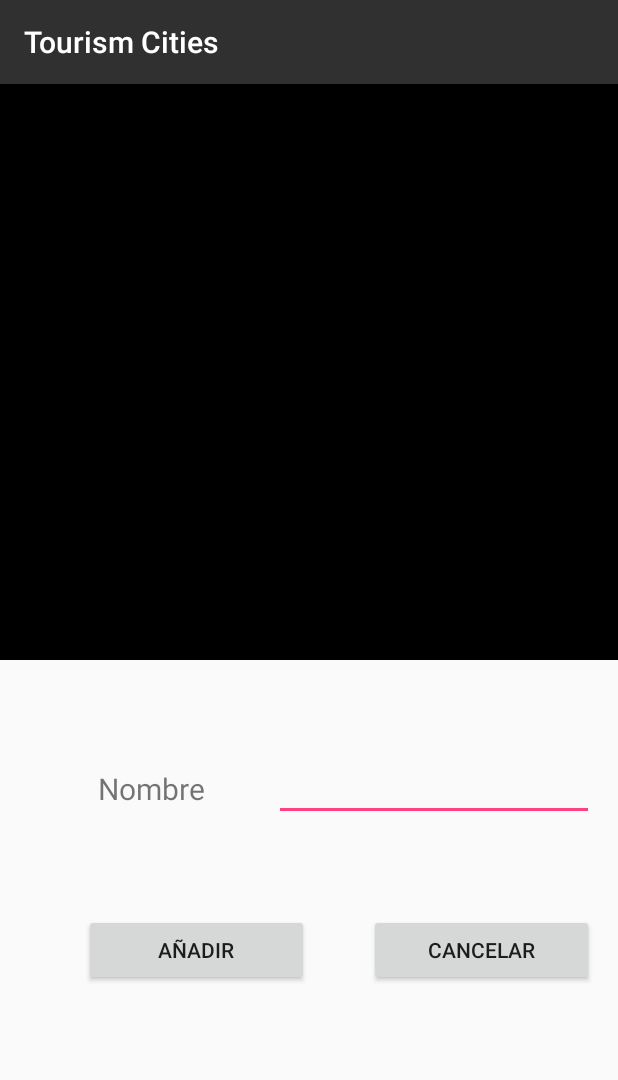
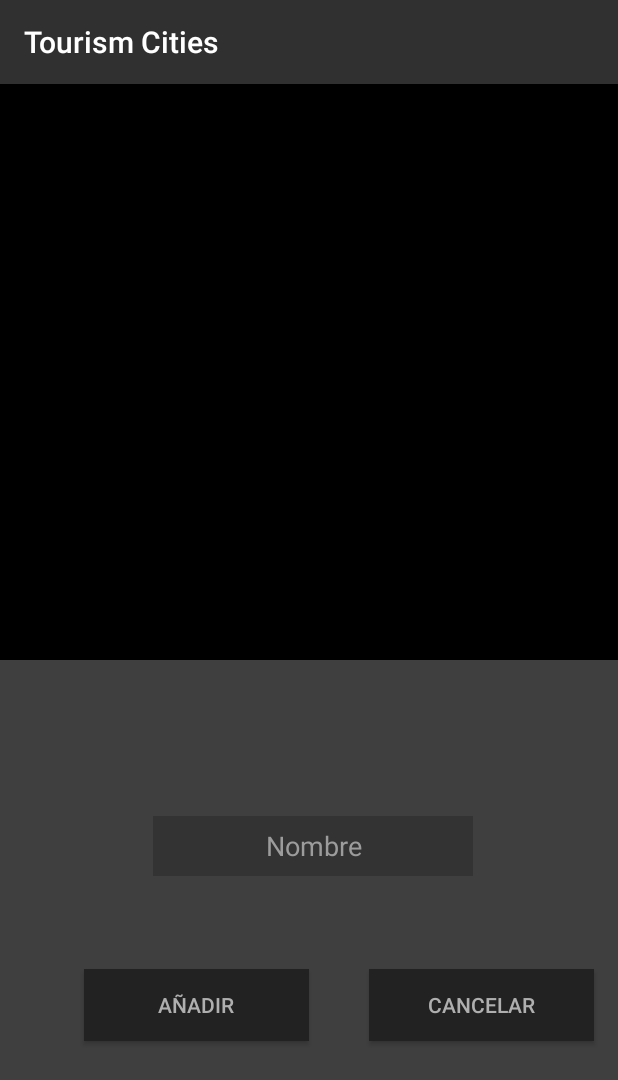
Before and after one commit to andresfernandeznad/TourismCitiesAndroid, an Android app: the NuevoLugar screen opened directly, with no data from a screen before it, on a phone screen of 412 x 824 dp. Shown: the top 1080 px of the screen. Run offline under Robolectric (Android 15) with nearby library versions, the phone set to English and light mode, and no system bars; our stand-ins replace Firebase (no records; nobody signed in at launch, a user with empty details on screens opened directly); 2 statements that could not run were skipped.

Commit message:
Style changed

```diff
--- a/app/src/main/java/com/example/andres/tourismcities/LoginActivity.java
+++ b/app/src/main/java/com/example/andres/tourismcities/LoginActivity.java
@@ -12,6 +12,7 @@ import android.support.v7.app.AppCompatActivity;
 import android.os.Bundle;
 import android.util.Log;
 import android.view.View;
+import android.view.WindowManager;
 import android.view.animation.DecelerateInterpolator;
 import android.widget.Button;
 import android.widget.EditText;
--- a/app/src/main/res/layout/activity_nuevo_lugar.xml
+++ b/app/src/main/res/layout/activity_nuevo_lugar.xml
@@ -4,7 +4,73 @@
     xmlns:tools="http://schemas.android.com/tools"
     android:layout_width="match_parent"
     android:layout_height="match_parent"
+    android:background="@color/backgroundColor"
     tools:context=".NuevoLugar">
+
+    <ImageView
+        android:id="@+id/imageView2"
+        android:layout_width="0dp"
+        android:layout_height="0dp"
+        app:layout_constraintBottom_toTopOf="@+id/guideline"
+        app:layout_constraintEnd_toEndOf="parent"
+        app:layout_constraintStart_toStartOf="parent"
+        app:layout_constraintTop_toTopOf="parent"
+        app:srcCompat="@android:color/background_dark"
+        android:background="@android:color/background_dark"/>
+
+    <EditText
+        android:id="@+id/editText"
+        android:layout_width="wrap_content"
+        android:layout_height="40dp"
+        android:layout_marginEnd="16dp"
+        android:layout_marginLeft="8dp"
+        android:layout_marginRight="16dp"
+        android:layout_marginStart="8dp"
+        android:layout_marginTop="104dp"
+        android:background="#333333"
+        android:ems="10"
+        android:gravity="center"
+        android:hint="Nombre"
+        android:inputType="textPersonName"
+        android:textColor="@android:color/white"
+        android:textColorHint="#9C9C9C"
+        app:layout_constraintEnd_toEndOf="parent"
+        app:layout_constraintHorizontal_bias="0.537"
+        app:layout_constraintStart_toStartOf="parent"
+        app:layout_constraintTop_toBottomOf="@+id/imageView2" />
+
+    <android.support.constraint.Guideline
+        android:id="@+id/guideline"
+        android:layout_width="wrap_content"
+        android:layout_height="wrap_content"
+        android:orientation="horizontal"
+        app:layout_constraintGuide_percent="0.5" />
+
+    <Button
+        android:id="@+id/anyadirFotoBoton"
+        android:layout_width="150dp"
+        android:layout_height="wrap_content"
+        android:layout_marginLeft="16dp"
+        android:layout_marginStart="16dp"
+        android:text="Añadir"
+        android:background="#222222"
+        android:textColor="#afafaf"
+        app:layout_constraintBottom_toBottomOf="@+id/cancelarFoto"
+        app:layout_constraintEnd_toStartOf="@+id/cancelarFoto"
+        app:layout_constraintStart_toStartOf="parent" />
+
+    <Button
+        android:id="@+id/cancelarFoto"
+        android:layout_width="150dp"
+        android:layout_height="wrap_content"
+        android:layout_marginEnd="16dp"
+        android:layout_marginRight="16dp"
+        android:layout_marginTop="62dp"
+        android:text="Cancelar"
+        android:background="#222222"
+        android:textColor="#afafaf"
+        app:layout_constraintEnd_toEndOf="parent"
+        app:layout_constraintTop_toBottomOf="@+id/editText" />
 
     <ProgressBar
         android:id="@+id/progress"
@@ -22,72 +88,4 @@
         app:layout_constraintStart_toStartOf="parent"
         app:layout_constraintTop_toTopOf="parent"
         app:layout_constraintVertical_bias="0.718" />
-
-    <ImageView
-        android:id="@+id/imageView2"
-        android:layout_width="0dp"
-        android:layout_height="0dp"
-        app:layout_constraintBottom_toTopOf="@+id/guideline"
-        app:layout_constraintEnd_toEndOf="parent"
-        app:layout_constraintStart_toStartOf="parent"
-        app:layout_constraintTop_toTopOf="parent"
-        app:srcCompat="@android:color/background_dark"
-        android:background="@android:color/background_dark"/>
-
-    <TextView
-        android:id="@+id/textView3"
-        android:layout_width="wrap_content"
-        android:layout_height="wrap_content"
-        android:layout_marginBottom="8dp"
-        android:layout_marginEnd="8dp"
-        android:layout_marginLeft="8dp"
-        android:layout_marginRight="8dp"
-        android:layout_marginStart="8dp"
-        android:text="Nombre"
-        android:textSize="20sp"
-        app:layout_constraintBottom_toBottomOf="@+id/editText"
-        app:layout_constraintEnd_toStartOf="@+id/editText"
-        app:layout_constraintHorizontal_bias="0.6"
-        app:layout_constraintStart_toStartOf="parent" />
-
-    <EditText
-        android:id="@+id/editText"
-        android:layout_width="wrap_content"
-        android:layout_height="wrap_content"
-        android:layout_marginEnd="16dp"
-        android:layout_marginRight="16dp"
-        android:layout_marginTop="62dp"
-        android:ems="10"
-        android:inputType="textPersonName"
-        app:layout_constraintEnd_toEndOf="parent"
-        app:layout_constraintTop_toBottomOf="@+id/imageView2" />
-
-    <android.support.constraint.Guideline
-        android:id="@+id/guideline"
-        android:layout_width="wrap_content"
-        android:layout_height="wrap_content"
-        android:orientation="horizontal"
-        app:layout_constraintGuide_percent="0.5" />
-
-    <Button
-        android:id="@+id/anyadirFotoBoton"
-        android:layout_width="150dp"
-        android:layout_height="wrap_content"
-        android:layout_marginLeft="16dp"
-        android:layout_marginStart="16dp"
-        android:text="Añadir"
-        app:layout_constraintBottom_toBottomOf="@+id/cancelarFoto"
-        app:layout_constraintEnd_toStartOf="@+id/cancelarFoto"
-        app:layout_constraintStart_toStartOf="parent" />
-
-    <Button
-        android:id="@+id/cancelarFoto"
-        android:layout_width="150dp"
-        android:layout_height="wrap_content"
-        android:layout_marginEnd="16dp"
-        android:layout_marginRight="16dp"
-        android:layout_marginTop="62dp"
-        android:text="Cancelar"
-        app:layout_constraintEnd_toEndOf="parent"
-        app:layout_constraintTop_toBottomOf="@+id/editText" />
 </android.support.constraint.ConstraintLayout>
```
Also changed, not shown: app/src/main/java/com/example/andres/tourismcities/PostLogin.java (+0 -26 lines), app/src/main/java/com/example/andres/tourismcities/ProfileActivity.java (+15 -3 lines), app/src/main/res/layout/activity_profile.xml (+67 -51 lines), app/src/main/res/drawable-hdpi/ic_action_camera.png (added), app/src/main/res/drawable-hdpi/ic_action_lapizcamera.png (added), app/src/main/res/drawable-hdpi/ic_action_user.png (added), app/src/main/res/drawable-mdpi/ic_action_camera.png (added), app/src/main/res/drawable-mdpi/ic_action_lapizcamera.png (added), app/src/main/res/drawable-mdpi/ic_action_user.png (added), app/src/main/res/drawable-xhdpi/ic_action_camera.png (added), app/src/main/res/drawable-xhdpi/ic_action_lapizcamera.png (added), app/src/main/res/drawable-xhdpi/ic_action_user.png (added), app/src/main/res/drawable-xxhdpi/ic_action_camera.png (added), app/src/main/res/drawable-xxhdpi/ic_action_lapizcamera.png (added), 1 more files.
